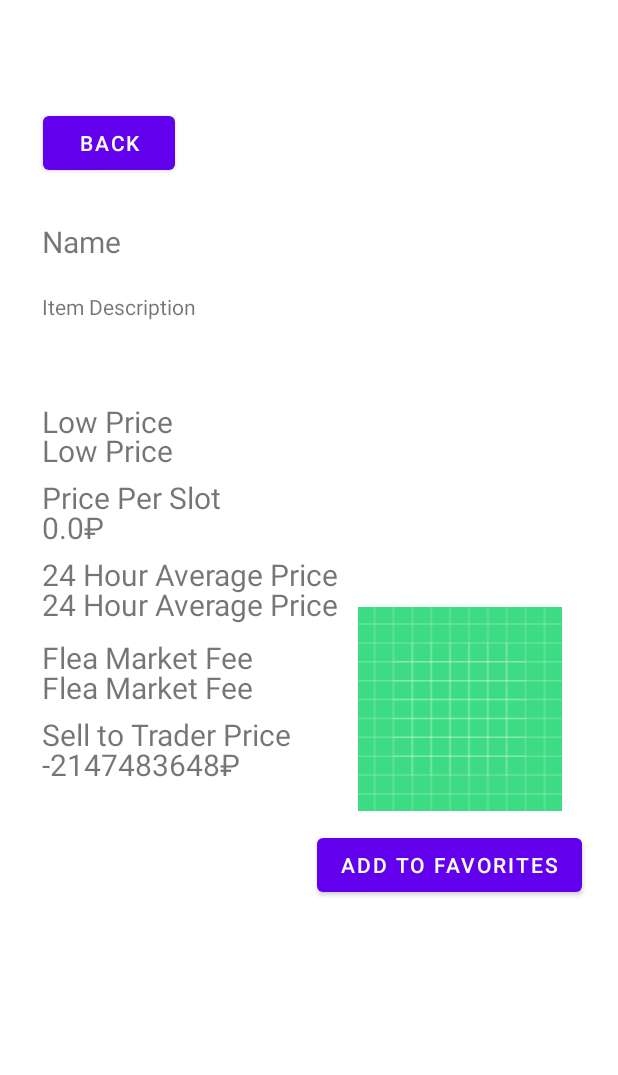
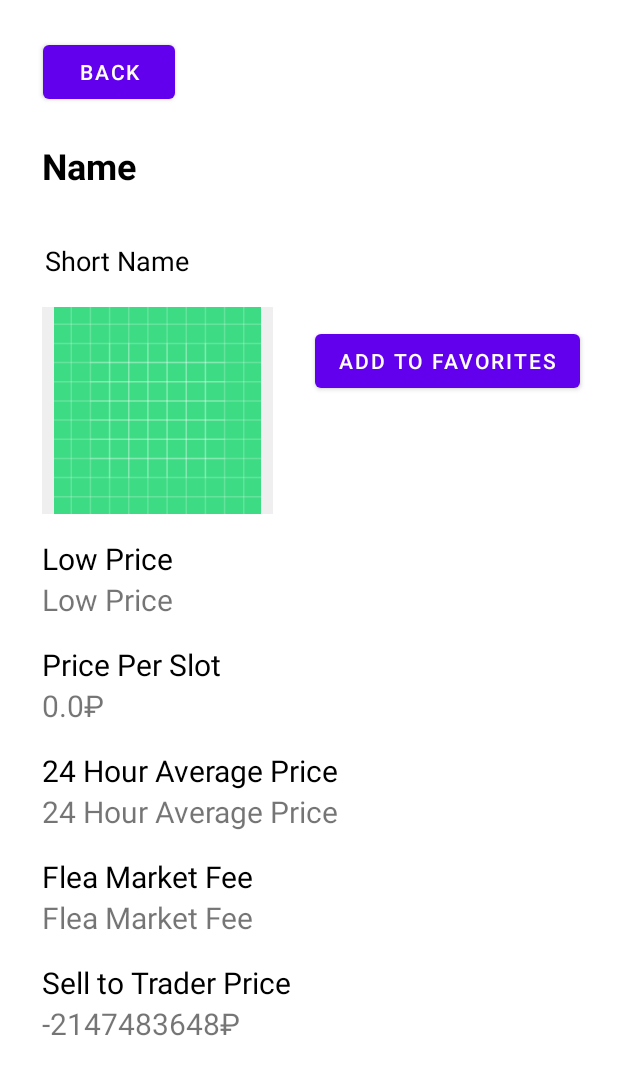
Before and after one commit to oskarklear/Tarkov_Companion, an Android app: the fragment DetailedItem placed in its activity, on a phone screen of 412 x 824 dp. Shown: the top 1075 px of the screen. Run offline under Robolectric (Android 15) with nearby library versions, the phone set to English and light mode, and no system bars; our stand-ins replace Room's generated code; 12 statements that could not run were skipped.

Commit message:
Improved look and feel of UI

```diff
--- a/app/src/main/java/com/tarkovcompanion/app/DetailedItem.java
+++ b/app/src/main/java/com/tarkovcompanion/app/DetailedItem.java
@@ -82,7 +82,7 @@ public class DetailedItem extends Fragment {
     public void onViewCreated(View view, @Nullable Bundle savedInstanceState)
     {
         TextView itemNameView = view.findViewById(R.id.nameView);
-        TextView itemDescriptionView = view.findViewById(R.id.itemDescriptionView);
+        TextView itemShortNameView = view.findViewById(R.id.shortNameView);
         TextView itemLastLowPriceView = view.findViewById(R.id.lowPriceView);
         TextView itemPricePerSlotView = view.findViewById(R.id.pricePerSlotView);
         TextView itemDayAverageView = view.findViewById(R.id.dayAverageView);
@@ -91,7 +91,7 @@ public class DetailedItem extends Fragment {
         ImageView itemImageView = view.findViewById(R.id.imageView);
 
         itemNameView.setText(item.getItemName());
-        itemDescriptionView.setText(item.getDescription());
+        itemShortNameView.setText(item.getShortName());
         itemLastLowPriceView.setText(String.format("%s₽", item.getLastLowPrice()));
         itemPricePerSlotView.setText(String.format("%s₽", calculatePricePerSlot()));
         itemDayAverageView.setText(String.format("%s₽", item.getAvg24hPrice()));
--- a/app/src/main/java/com/tarkovcompanion/app/ItemAdapter.java
+++ b/app/src/main/java/com/tarkovcompanion/app/ItemAdapter.java
@@ -8,6 +8,7 @@ import android.widget.ImageView;
 import android.widget.RelativeLayout;
 import android.widget.TextView;
 import androidx.annotation.NonNull;
+import androidx.constraintlayout.widget.ConstraintLayout;
 import androidx.fragment.app.Fragment;
 import androidx.recyclerview.widget.RecyclerView;
 
@@ -68,7 +69,7 @@ public class ItemAdapter extends RecyclerView.Adapter<ItemAdapter.ViewHolder> {
         // creating variables for our views.
         private final TextView itemNameTV;
         private final TextView itemLastLowPriceTV;
-        private final RelativeLayout recyclerItem;
+        private final ConstraintLayout recyclerItem;
         private final ImageView imageView;
         public ViewHolder(@NonNull View itemView) {
             super(itemView);
--- a/app/src/main/res/layout/activity_main.xml
+++ b/app/src/main/res/layout/activity_main.xml
@@ -9,8 +9,8 @@
     <androidx.fragment.app.FragmentContainerView
         android:id="@+id/fragmentContainerView"
         android:name="com.tarkovcompanion.app.MainFragment"
-        android:layout_width="412dp"
-        android:layout_height="729dp"
+        android:layout_width="match_parent"
+        android:layout_height="match_parent"
         app:layout_constraintBottom_toBottomOf="parent"
         app:layout_constraintEnd_toEndOf="parent"
         app:layout_constraintStart_toStartOf="parent"
--- a/app/src/main/res/layout/item_page.xml
+++ b/app/src/main/res/layout/item_page.xml
@@ -8,33 +8,52 @@
 
     <TextView
         android:id="@+id/nameView"
-        android:layout_width="wrap_content"
-        android:layout_height="wrap_content"
-        android:layout_marginStart="28dp"
-        android:layout_marginTop="100dp"
+        android:layout_width="351dp"
+        android:layout_height="59dp"
         android:text="Name"
-        android:textSize="20sp"
+        android:textAppearance="@style/TextAppearance.AppCompat.Display1"
+        android:textColor="@color/black"
+        android:textSize="24sp"
+        android:textStyle="bold"
+        app:layout_constraintBottom_toBottomOf="parent"
+        app:layout_constraintEnd_toEndOf="parent"
+        app:layout_constraintHorizontal_bias="0.459"
         app:layout_constraintStart_toStartOf="parent"
-        app:layout_constraintTop_toTopOf="parent" />
+        app:layout_constraintTop_toTopOf="parent"
+        app:layout_constraintVertical_bias="0.123" />
+
+    <TextView
+        android:id="@+id/shortNameView"
+        android:layout_width="348dp"
+        android:layout_height="31dp"
+        android:layout_marginTop="8dp"
+        android:text="Short Name"
+        android:textAppearance="@style/TextAppearance.AppCompat.Display1"
+        android:textColor="@color/black"
+        android:textSize="18sp"
+        app:layout_constraintEnd_toEndOf="parent"
+        app:layout_constraintHorizontal_bias="0.466"
+        app:layout_constraintStart_toStartOf="parent"
+        app:layout_constraintTop_toBottomOf="@+id/nameView" />
 
     <TextView
         android:id="@+id/traderPriceView"
         android:layout_width="wrap_content"
         android:layout_height="wrap_content"
         android:layout_marginStart="28dp"
-        android:layout_marginTop="24dp"
         android:text="Sell to Trader Price"
         android:textSize="20sp"
         app:layout_constraintStart_toStartOf="parent"
-        app:layout_constraintTop_toBottomOf="@+id/fleaMarketFeeView" />
+        app:layout_constraintTop_toBottomOf="@+id/traderPriceLabel" />
 
     <TextView
         android:id="@+id/traderPriceLabel"
         android:layout_width="wrap_content"
         android:layout_height="wrap_content"
         android:layout_marginStart="28dp"
-        android:layout_marginTop="4dp"
+        android:layout_marginTop="16dp"
         android:text="Sell to Trader Price"
+        android:textColor="@color/black"
         android:textSize="20sp"
         app:layout_constraintStart_toStartOf="parent"
         app:layout_constraintTop_toBottomOf="@+id/fleaMarketFeeView" />
@@ -43,30 +62,30 @@
         android:id="@+id/favoriteButton"
         android:layout_width="wrap_content"
         android:layout_height="wrap_content"
-        android:layout_marginEnd="24dp"
-        android:layout_marginBottom="176dp"
+        android:layout_marginStart="28dp"
+        android:layout_marginTop="24dp"
         android:text="Add To Favorites"
-        app:layout_constraintBottom_toBottomOf="parent"
-        app:layout_constraintEnd_toEndOf="parent" />
+        app:layout_constraintStart_toEndOf="@+id/imageView"
+        app:layout_constraintTop_toBottomOf="@+id/shortNameView" />
 
     <TextView
         android:id="@+id/pricePerSlotView"
         android:layout_width="wrap_content"
         android:layout_height="wrap_content"
         android:layout_marginStart="28dp"
-        android:layout_marginTop="24dp"
         android:text="Price Per Slot"
         android:textSize="20sp"
         app:layout_constraintStart_toStartOf="parent"
-        app:layout_constraintTop_toBottomOf="@+id/lowPriceView" />
+        app:layout_constraintTop_toBottomOf="@+id/pricePerSlotLabel" />
 
     <TextView
         android:id="@+id/pricePerSlotLabel"
         android:layout_width="wrap_content"
         android:layout_height="wrap_content"
         android:layout_marginStart="28dp"
-        android:layout_marginTop="4dp"
+        android:layout_marginTop="16dp"
         android:text="Price Per Slot"
+        android:textColor="@color/black"
         android:textSize="20sp"
         app:layout_constraintStart_toStartOf="parent"
         app:layout_constraintTop_toBottomOf="@+id/lowPriceView" />
@@ -76,52 +95,41 @@
         android:layout_width="wrap_content"
         android:layout_height="wrap_content"
         android:layout_marginStart="28dp"
-        android:layout_marginTop="239dp"
         android:text="Low Price"
         android:textSize="20sp"
         app:layout_constraintStart_toStartOf="parent"
-        app:layout_constraintTop_toTopOf="parent" />
+        app:layout_constraintTop_toBottomOf="@+id/lowPriceLabel" />
 
     <TextView
         android:id="@+id/lowPriceLabel"
         android:layout_width="wrap_content"
         android:layout_height="wrap_content"
         android:layout_marginStart="28dp"
-        android:layout_marginTop="220dp"
+        android:layout_marginTop="16dp"
         android:text="Low Price"
+        android:textColor="@color/black"
         android:textSize="20sp"
         app:layout_constraintStart_toStartOf="parent"
-        app:layout_constraintTop_toTopOf="parent" />
-
-    <TextView
-        android:id="@+id/itemDescriptionView"
-        android:layout_width="237dp"
-        android:layout_height="54dp"
-        android:layout_marginTop="20dp"
-        android:text="Item Description"
-        app:layout_constraintEnd_toEndOf="parent"
-        app:layout_constraintHorizontal_bias="0.16"
-        app:layout_constraintStart_toStartOf="parent"
-        app:layout_constraintTop_toBottomOf="@+id/nameView" />
+        app:layout_constraintTop_toBottomOf="@+id/imageView" />
 
     <TextView
         android:id="@+id/dayAverageView"
         android:layout_width="wrap_content"
         android:layout_height="wrap_content"
         android:layout_marginStart="28dp"
-        android:layout_marginTop="24dp"
         android:text="24 Hour Average Price"
         android:textSize="20sp"
         app:layout_constraintStart_toStartOf="parent"
-        app:layout_constraintTop_toBottomOf="@+id/pricePerSlotView" />
+        app:layout_constraintTop_toBottomOf="@+id/dayAverageLabel" />
 
     <TextView
         android:id="@+id/dayAverageLabel"
         android:layout_width="wrap_content"
         android:layout_height="wrap_content"
         android:layout_marginStart="28dp"
-        android:layout_marginTop="4dp"
+        android:layout_marginTop="16dp"
         android:text="24 Hour Average Price"
+        android:textColor="@color/black"
         android:textSize="20sp"
         app:layout_constraintStart_toStartOf="parent"
         app:layout_constraintTop_toBottomOf="@+id/pricePerSlotView" />
@@ -131,31 +139,32 @@
         android:layout_width="wrap_content"
         android:layout_height="wrap_content"
         android:layout_marginStart="28dp"
-        android:layout_marginTop="28dp"
         android:text="Flea Market Fee"
         android:textSize="20sp"
         app:layout_constraintStart_toStartOf="parent"
-        app:layout_constraintTop_toBottomOf="@+id/dayAverageView" />
+        app:layout_constraintTop_toBottomOf="@+id/fleaMarketFeeLabel" />
 
     <TextView
         android:id="@+id/fleaMarketFeeLabel"
         android:layout_width="wrap_content"
         android:layout_height="wrap_content"
         android:layout_marginStart="28dp"
-        android:layout_marginTop="8dp"
+        android:layout_marginTop="16dp"
         android:text="Flea Market Fee"
+        android:textColor="@color/black"
         android:textSize="20sp"
         app:layout_constraintStart_toStartOf="parent"
         app:layout_constraintTop_toBottomOf="@+id/dayAverageView" />
 
     <ImageView
         android:id="@+id/imageView"
-        android:layout_width="163dp"
-        android:layout_height="136dp"
-        android:layout_marginEnd="24dp"
-        android:layout_marginBottom="12dp"
-        app:layout_constraintBottom_toTopOf="@+id/favoriteButton"
-        app:layout_constraintEnd_toEndOf="parent"
+        android:layout_width="154dp"
+        android:layout_height="138dp"
+        android:layout_marginStart="28dp"
+        android:layout_marginTop="12dp"
+        android:background="#EFEFEF"
+        app:layout_constraintStart_toStartOf="parent"
+        app:layout_constraintTop_toBottomOf="@+id/shortNameView"
         app:srcCompat="@drawable/ic_launcher_background" />
 
     <Button
```
Also changed, not shown: app/src/main/res/layout/fragment_favorites_page.xml (+14 -11 lines), app/src/main/res/layout/fragment_main.xml (+52 -15 lines), app/src/main/res/layout/item.xml (+29 -33 lines), app/src/main/res/layout/list_item_x_button.xml (+9 -6 lines).
